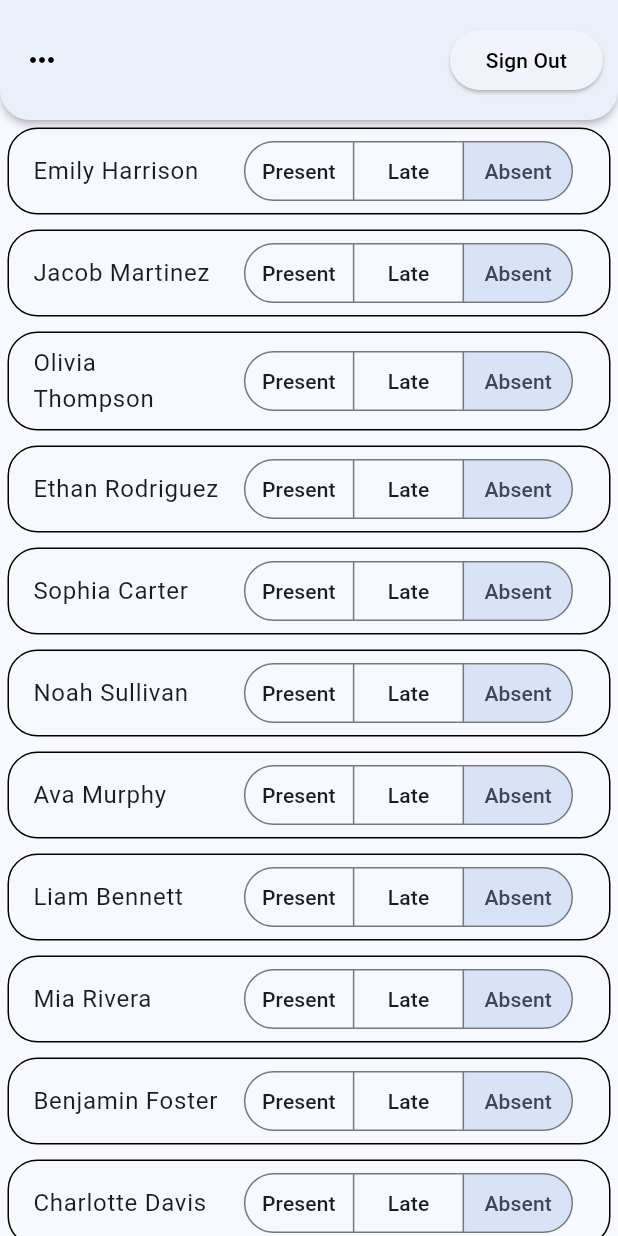
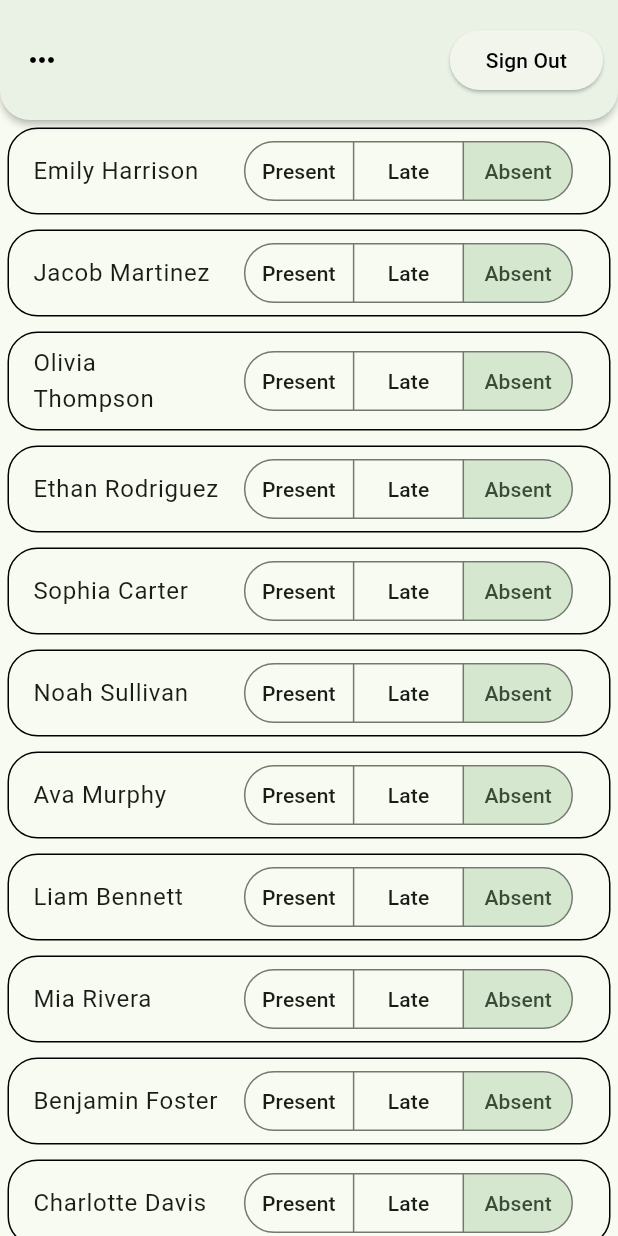
Before and after one commit to lachlk/school_role, a Flutter app: the screen it shows after launch, on a phone screen of 412 x 824 dp. Run offline on Flutter 3.47's test engine with Material 3 defaults, Android fonts, the phone set to English and light mode, and no system bars; drawn by our look-alikes of dynamic_color; generated files the repository leaves out were written again.

Commit message:
Created DynamicTheme Class Uses dynamic colors to theme the app

```diff
--- a/lib/main.dart
+++ b/lib/main.dart
@@ -3,21 +3,6 @@ import 'package:school_role/theme.dart';
 
 void main() async {
   runApp(const MyApp());
-}
-
-class MyApp extends StatelessWidget {
-  const MyApp({super.key});
-
-  @override
-  Widget build(BuildContext context) {
-    return MaterialApp(
-      debugShowCheckedModeBanner: false,
-      theme: lightTheme,
-      darkTheme: darkTheme,
-      themeMode: ThemeMode.system,
-      home: const Header(),
-    );
-  }
 }
 
 class Header extends StatelessWidget {
--- a/lib/theme.dart
+++ b/lib/theme.dart
@@ -1,16 +1,58 @@
 import 'package:flutter/material.dart';
+import 'package:dynamic_color/dynamic_color.dart';
+import 'package:school_role/main.dart';
 
-ThemeData lightTheme = ThemeData(
-  useMaterial3: true,
-  colorScheme: ColorScheme.fromSeed(
-    seedColor: Colors.blue,
-    brightness: Brightness.light),
-);
+class MyApp extends StatelessWidget {
+  const MyApp({super.key});
 
-ThemeData darkTheme = ThemeData(
-  useMaterial3: true,
-  colorScheme: ColorScheme.fromSeed(
-    seedColor: Colors.red,
-    brightness: Brightness.dark,
-  ),
-);
+  @override
+  Widget build(BuildContext context) {
+    return const DynamicTheme(
+      home: Header(),
+    );
+  }
+}
+
+const _brandColor = Colors.green;
+
+class DynamicTheme extends StatelessWidget {
+  const DynamicTheme({super.key, required Header home});
+
+  @override
+  Widget build(BuildContext context) {
+    return DynamicColorBuilder(
+      builder: (ColorScheme? lightDynamic, ColorScheme? darkDynamic) {
+        ColorScheme lightColorTheme;
+        ColorScheme darkColorTheme;
+
+        if (lightDynamic != null && darkDynamic != null) {
+          lightColorTheme = lightDynamic.harmonized();
+          lightColorTheme = lightColorTheme.copyWith(secondary: _brandColor);
+
+          darkColorTheme = darkDynamic.harmonized();
+          darkColorTheme = darkColorTheme.copyWith(secondary: _brandColor);
+        } else {
+          lightColorTheme = ColorScheme.fromSeed(
+            seedColor: _brandColor,
+            brightness: Brightness.light,
+          );
+          darkColorTheme = ColorScheme.fromSeed(
+            seedColor: _brandColor,
+            brightness: Brightness.dark,
+          );
+        }
+
+        return MaterialApp(
+          theme: ThemeData(
+            colorScheme: lightColorTheme,
+          ),
+          darkTheme: ThemeData(
+            colorScheme: darkColorTheme,
+          ),
+          debugShowCheckedModeBanner: false,
+          home: const Header(),
+        );
+      },
+    );
+  }
+}
```
